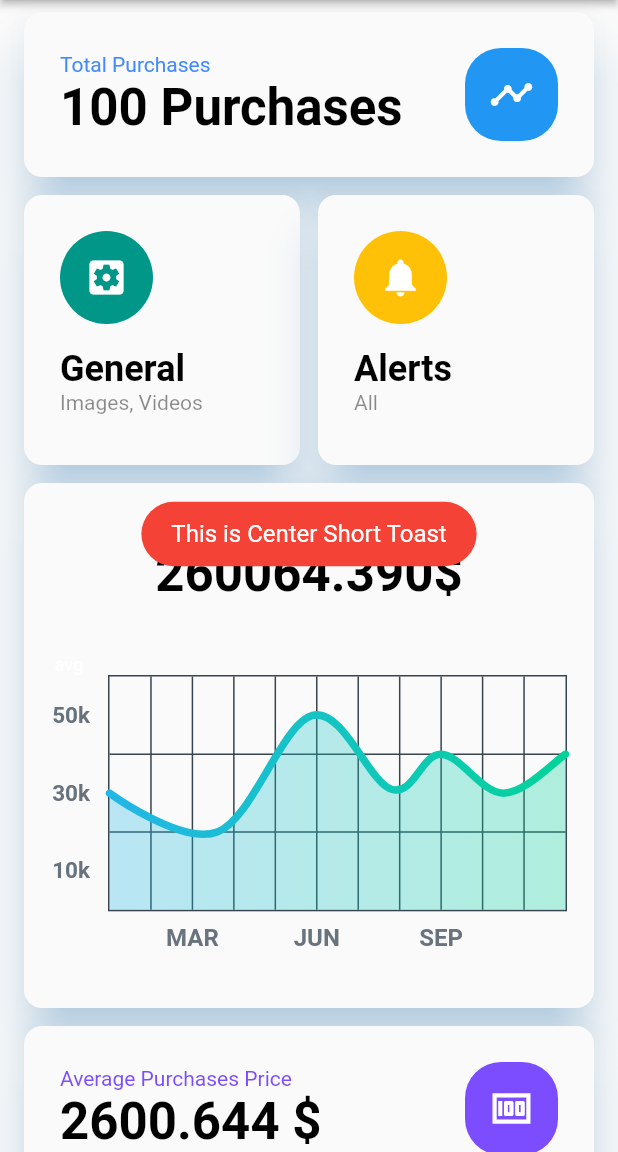
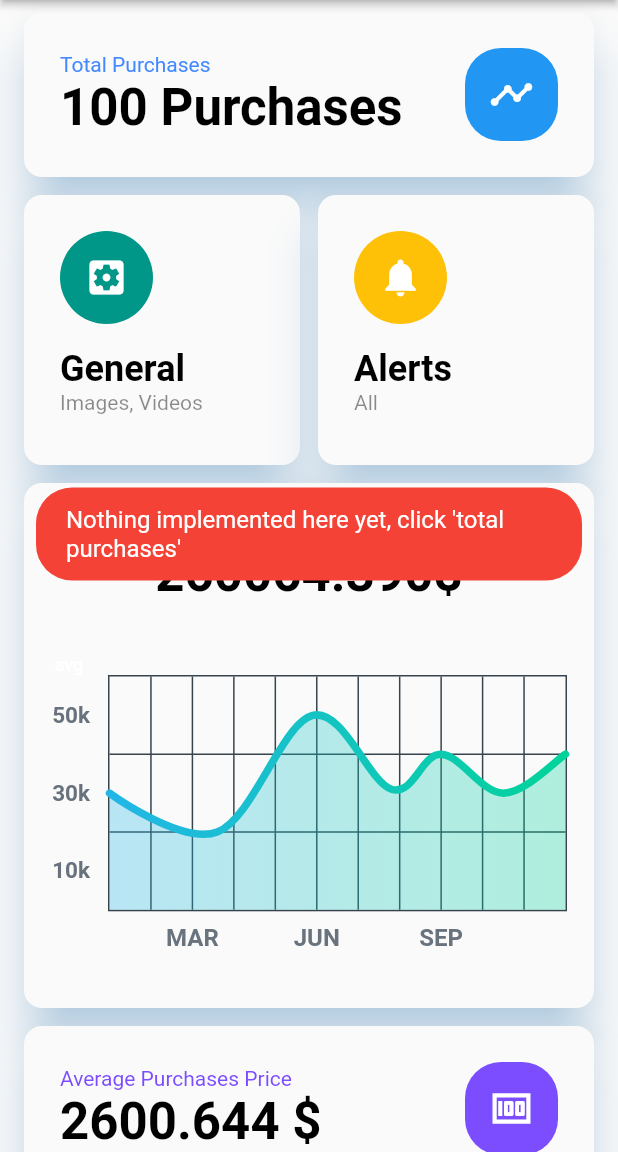
Before and after one commit to iSpammer/flapkap, a Flutter app: the screen it shows after launch, after a tap on "General", on a phone screen of 412 x 824 dp, the part 84-1236 px from its top. Run offline on Flutter 3.47's test engine with Material 2 defaults, Android fonts, the light colour scheme and no system bars; drawn by our look-alikes of fl_chart; our stand-ins replace fluttertoast; network calls fail.

Commit message:
updated toast msg

```diff
--- a/lib/pages/main_page.dart
+++ b/lib/pages/main_page.dart
@@ -352,7 +352,7 @@ class _MainPageState extends State<MainPage> {
 
   showToast(){
     Fluttertoast.showToast(
-        msg: "This is Center Short Toast",
+        msg: "Nothing implemented here yet, click 'total purchases'",
         toastLength: Toast.LENGTH_SHORT,
         gravity: ToastGravity.CENTER,
         timeInSecForIosWeb: 1,
```
Also changed, not shown: lib/components/Item.dart (+13 -1 lines).
